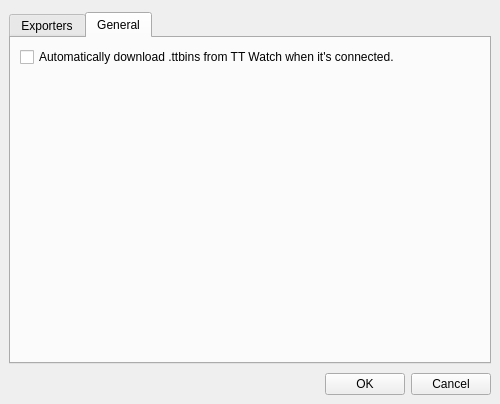
This is src/settingsdialog.ui in altera2015/ttwatcher as Qt 5 draws it before an edit. The edited form follows.
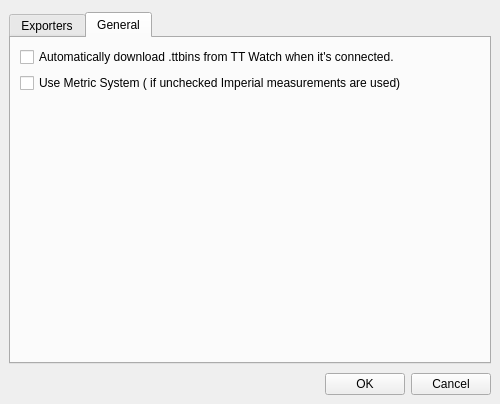
This is the edited form. The open tabs and pages were chosen to show the change. Icons and pictures are not drawn.

Diff of the .ui file:
```diff
--- a/src/settingsdialog.ui
+++ b/src/settingsdialog.ui
@@ -170,6 +170,13 @@
          </property>
         </widget>
        </item>
+       <item>
+        <widget class="QCheckBox" name="useMetricCheckBox">
+         <property name="text">
+          <string>Use Metric System ( if unchecked Imperial measurements are used)</string>
+         </property>
+        </widget>
+       </item>
        <item>
         <spacer name="verticalSpacer_2">
          <property name="orientation">
```
Left out of the diff: 2 changed lines with no effect on the pictures.
